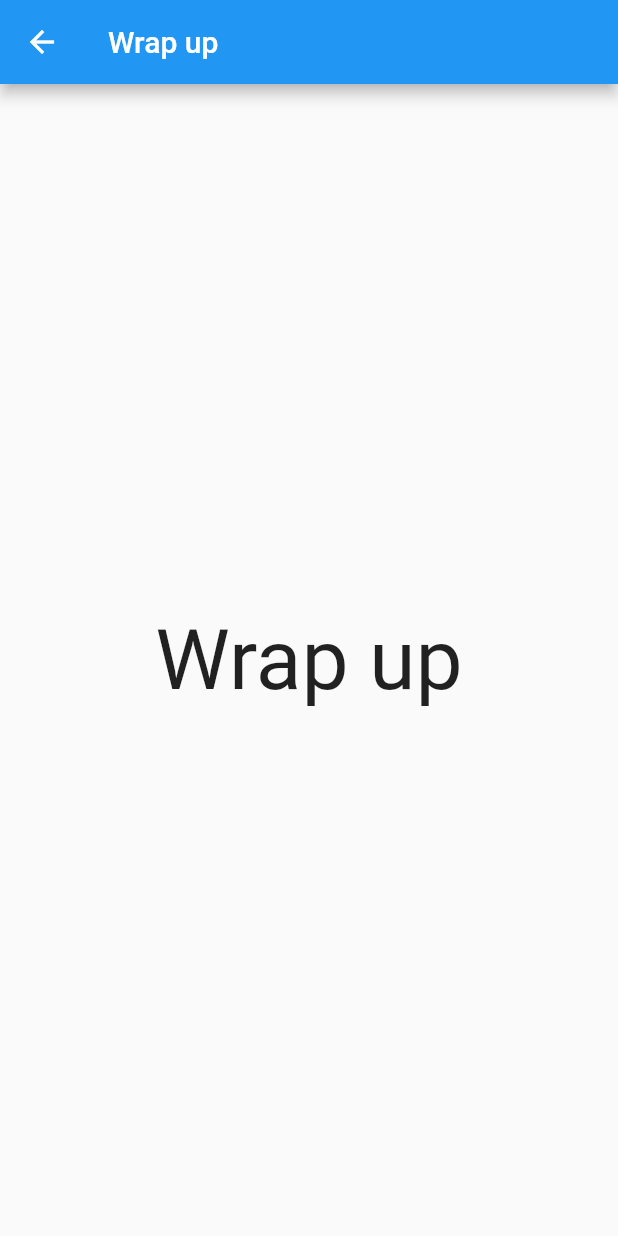
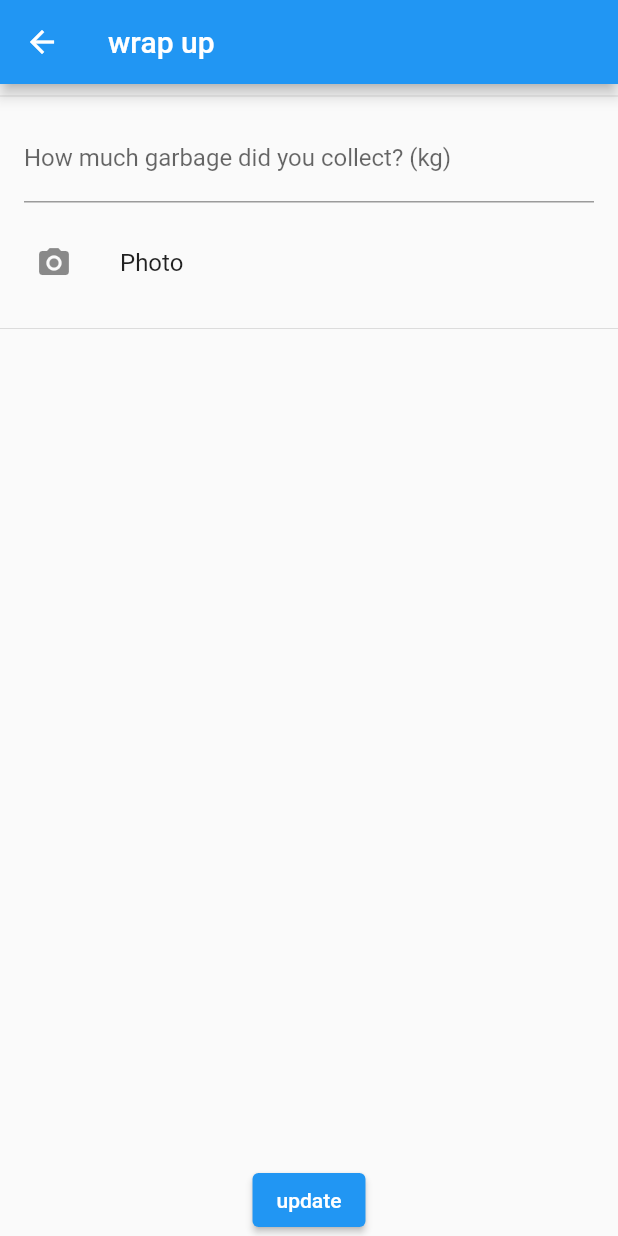
Before and after one commit to GDSC-ADEK/gdsc-solution, a Flutter app: the WrapUpScreen screen opened directly with empty values, on a phone screen of 412 x 824 dp. Run offline on Flutter 3.47's test engine with Material 2 defaults, Android fonts, the phone set to English and light mode, and no system bars; our stand-ins replace camera, cloud_firestore, firebase_auth, firebase_core, firebase_storage, google_maps_flutter and 1 more; accounts and stored records are empty.

Commit message:
feat: event wrapup Events can be wrapped up by the organizer. they can mark it as complete, as well as fill in some additional fields such as how many garbage is collected, and after pictures.

```diff
--- a/lib/main.dart
+++ b/lib/main.dart
@@ -377,8 +377,8 @@ class EventScreenDrawer extends StatelessWidget {
               Navigator.push(
                   context,
                   MaterialPageRoute(
-                      builder: (context) => LocationPickerMap(
-                          (GeoPoint geo) {})));
+                      builder: (context) =>
+                          LocationPickerMap((GeoPoint geo) {})));
             },
             child: ListTile(
               title: Text('Event picker Map'),
@@ -568,10 +568,9 @@ class _EventDetailState extends State<EventDetail> {
                           "Document \"${e.location.id}\" does not exist");
                     }
 
-                    if (snapshot.connectionState ==
-                        ConnectionState.done) {
+                    if (snapshot.connectionState == ConnectionState.done) {
                       Map<String, dynamic> data =
-                      snapshot.data!.data() as Map<String, dynamic>;
+                          snapshot.data!.data() as Map<String, dynamic>;
                       return RaisedButton(
                         color: Colors.blue,
                         onPressed: () {
@@ -579,8 +578,8 @@ class _EventDetailState extends State<EventDetail> {
                               context,
                               MaterialPageRoute(
                                   builder: (context) => Scaffold(
-                                      appBar: AppBar(
-                                          title: Text("Back to event")),
+                                      appBar:
+                                          AppBar(title: Text("Back to event")),
                                       body: EventMap(e.location.id))));
                         },
                         child: ListTile(
@@ -595,7 +594,7 @@ class _EventDetailState extends State<EventDetail> {
                 Consumer<MyAppState>(builder: (context, state, _) {
                   bool joined = e.participants.contains(userID);
                   if (state.RequestNGO && !joined)
-                    return e.organizers.contains(userID)
+                    return (e.organizers.contains(userID) &&  e.complete == false)
                         ? ElevatedButton(
                             onPressed: () => Navigator.push(
                                 context,
@@ -693,8 +692,8 @@ class _OrganizeScreenState extends State<OrganizeScreen> {
                                 builder: (context) => Scaffold(
                                     appBar: AppBar(
                                         title: Text("Back to event creation")),
-                                    body: LocationPickerMap(
-                                        locationCallback))));
+                                    body:
+                                        LocationPickerMap(locationCallback))));
                       },
                       child: ListTile(
                         title: Text(((loc.latitude == 0) && (loc.latitude == 0))
@@ -828,17 +827,97 @@ class StatisticsScreen extends StatelessWidget {
 //TODO WrapUp before orgdate is equal to cancel?
 class WrapUpScreen extends StatelessWidget {
   Event e;
+  List<String> afterPics = [];
+  List<String> picturesToUpload = [];
   WrapUpScreen(this.e);
+  final _formKey = GlobalKey<FormState>();
   Widget build(BuildContext context) {
     return Scaffold(
-      appBar: AppBar(title: Text('Wrap up')),
-      body: Center(
-        child: Text(
-          'Wrap up',
-          textScaleFactor: 4,
+        appBar: AppBar(
+          title: Text('wrap up'),
         ),
-      ),
-    );
+        body: Form(
+            key: _formKey,
+            child: Column(children: [
+              Expanded(
+                child: ListView(
+                  children: [
+                    Divider(),
+                    ListTile(
+                      title: TextFormField(
+                        decoration: const InputDecoration(
+                          labelText: 'How much garbage did you collect? (kg)',
+                        ),
+                        onSaved: (String? value) {
+                          // POTENTIAL ERROR!!!!!!!!!!!!!!!!!!
+                          e.complete = true;
+                          e.garbageCollected = double.parse(value!);
+                          db.updateEvent(e);
+                        },
+                        validator: (String? value) {
+                          return (value == null || value.isEmpty)
+                              ? 'Event must have some garbage collected.'
+                              : null;
+                        },
+                        keyboardType: TextInputType.number,
+                        maxLength: null,
+                        maxLines: null,
+                      ),
+                    ), // num garbage collected
+                    TextButton(
+                      onPressed: () => Navigator.push(
+                        context,
+                        MaterialPageRoute(
+                          builder: (context) => TakePictureScreen(
+                              cameraCallback: (path) => afterPics.add(path)),
+                        ),
+                      ),
+                      child: ListTile(
+                        title: Text('Photo'),
+                        leading: const Icon(Icons.camera_alt),
+                      ),
+                    ), // add after pictures
+                    Divider(),
+                    Container(
+                        height: 200,
+                        child: PageView.builder(
+                            itemCount: afterPics.length,
+                            itemBuilder: (context, index) => Image.file(File(
+                                afterPics[index])))), // pictures shown
+                  ],
+                ),
+              ),
+              ElevatedButton(
+                  onPressed: () async {
+                    // Validate returns true if the form is valid, or false otherwise.
+                    print('sending');
+                    if (_formKey.currentState!.validate()) {
+                      if (afterPics.length < 1) {
+                        ScaffoldMessenger.of(context).showSnackBar(
+                          SnackBar(content: Text('A photo is necessary')),
+                        );
+                        return;
+                      }
+                      if (e.complete == false) {
+                        e.complete = true;
+                        db.updateEvent(e);
+                        // ScaffoldMessenger.of(context).showSnackBar(
+                        //   SnackBar(
+                        //       content:
+                        //           Text('The event must be marked complete')),
+                        // );
+                        return;
+                      }
+                      _formKey.currentState!.save();
+
+                      for (var imagePath in afterPics) {
+                        db.uploadAfterImgToEvent(e, File(imagePath));
+                      }
+                      Navigator.pop(context);
+                    }
+                  },
+                  child: Text('update')),
+            ])));
   }
 }
 
```
